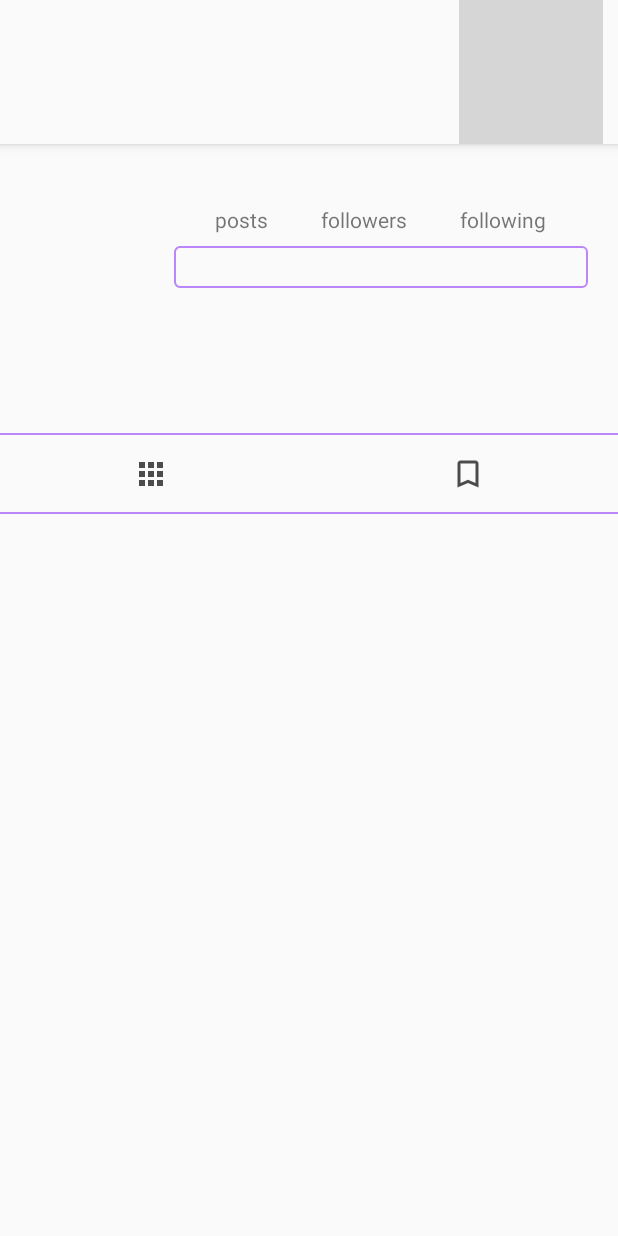
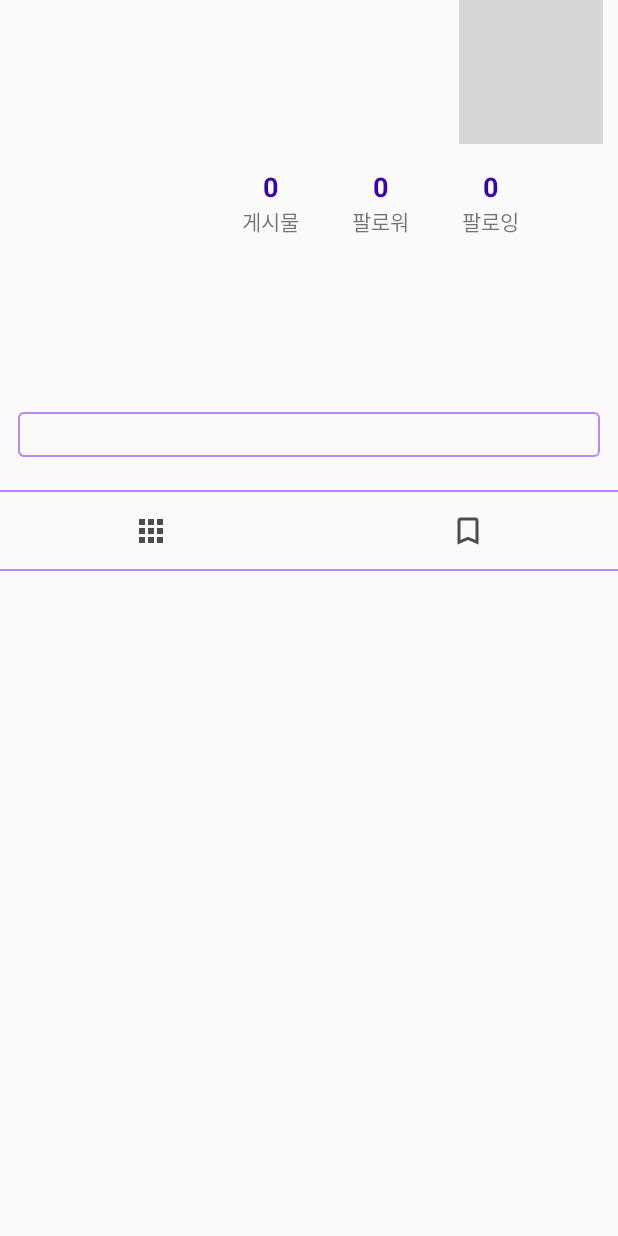
Before and after one commit to ahn871004/imoim, an Android app: the layout fragment_profile.xml on its own in the app's theme, with its tools: preview values and no code run, on a phone screen of 412 x 824 dp. Run offline under Robolectric (Android 15) with nearby library versions, the phone set to English and light mode, and no system bars; grey boxes are pictures that could not be loaded.

Commit message:
revise layout,text style,,

```diff
--- a/app/src/main/AndroidManifest.xml
+++ b/app/src/main/AndroidManifest.xml
@@ -4,6 +4,8 @@
 
     <uses-permission android:name="android.permission.WRITE_EXTERNAL_STORAGE" />
     <uses-permission android:name="android.permission.READ_EXTERNAL_STORAGE" />
+    <uses-permission android:name="android.permission.CAMERA"/>
+    <uses-feature android:name="android.hardware.camera" />
 
     <application
         android:allowBackup="true"
@@ -15,7 +17,7 @@
         android:usesCleartextTraffic="true">
         <activity android:name=".CommentsActivity"></activity>
         <activity android:name=".PostActivity" />
-        <activity android:name=".MainActivity" />
+        <activity android:name=".MainActivity" android:theme="@style/AppThemeNoActionBar"/>
         <activity
             android:name=".RegisterActivity"
             android:theme="@style/Theme.AppCompat.Light.NoActionBar" />
--- a/app/src/main/java/kr/co/ajsoft/imoim/Adapter/UserAdapter.java
+++ b/app/src/main/java/kr/co/ajsoft/imoim/Adapter/UserAdapter.java
@@ -120,7 +120,7 @@ public class UserAdapter extends RecyclerView.Adapter<UserAdapter.VH> {
         public VH(@NonNull View itemView) {
             super(itemView);
 
-            username=itemView.findViewById(R.id.userName);
+            username=itemView.findViewById(R.id.username);
             fullname=itemView.findViewById(R.id.fullname);
             imageProfile=itemView.findViewById(R.id.image_profile);
             btnFollow=itemView.findViewById(R.id.btn_follow);
--- a/app/src/main/java/kr/co/ajsoft/imoim/MainFragment/ProfileFragment.java
+++ b/app/src/main/java/kr/co/ajsoft/imoim/MainFragment/ProfileFragment.java
@@ -108,7 +108,7 @@ public class ProfileFragment extends Fragment {
         mysaves();
 
         if(profileid.equals(firebaseUser.getUid())){
-            editProfile.setText("Edit Profile");
+            editProfile.setText("프로필 수정");
 
         }else {
             checkFollow();
@@ -257,6 +257,7 @@ public class ProfileFragment extends Fragment {
         reference.addValueEventListener(new ValueEventListener() {
             @Override
             public void onDataChange(@NonNull DataSnapshot dataSnapshot) {
+
                 int i=0;
                 for(DataSnapshot snapshot : dataSnapshot.getChildren()){
                     Post post=snapshot.getValue(Post.class);
@@ -267,7 +268,9 @@ public class ProfileFragment extends Fragment {
 
                 }
 
+
                 posts.setText(""+i);
+
             }
 
             @Override
--- a/app/src/main/res/color/navi_select.xml
+++ b/app/src/main/res/color/navi_select.xml
@@ -1,6 +1,8 @@
 <?xml version="1.0" encoding="utf-8"?>
 <selector xmlns:android="http://schemas.android.com/apk/res/android">
 
+
+    <item android:color="@color/colorAccent" android:state_checked="false"/>
+
     <item android:color="@color/colorPrimary" android:state_checked="true"/>
-    <item android:color="@color/colorAccent" />
 </selector>
--- a/app/src/main/res/layout/fragment_profile.xml
+++ b/app/src/main/res/layout/fragment_profile.xml
@@ -5,12 +5,7 @@
     android:layout_height="match_parent"
     tools:context=".MainFragment.ProfileFragment">
 
-    <com.google.android.material.appbar.AppBarLayout
-        android:layout_width="match_parent"
-        android:layout_height="wrap_content"
-        android:background="?android:attr/windowBackground"
-        android:id="@+id/bar"
-        >
+
 
         <androidx.appcompat.widget.Toolbar
             android:layout_width="match_parent"
@@ -45,11 +40,11 @@
 
         </androidx.appcompat.widget.Toolbar>
 
-    </com.google.android.material.appbar.AppBarLayout>
+
     <ScrollView
         android:layout_width="match_parent"
         android:layout_height="wrap_content"
-        android:layout_below="@+id/bar">
+        android:layout_below="@+id/toolbar">
 
         <LinearLayout
             android:layout_width="match_parent"
@@ -92,13 +87,14 @@
                                 android:id="@+id/posts"
                                 android:textColor="@color/colorPrimaryDark"
                                 android:layout_gravity="center"
+                                android:text="0"
                                 android:textSize="18sp"
                                 android:textStyle="bold"/>
 
                             <TextView
                                 android:layout_width="wrap_content"
                                 android:layout_height="wrap_content"
-                                android:text="posts"/>
+                                android:text="게시물"/>
 
 
                         </LinearLayout>
@@ -116,12 +112,13 @@
                                 android:textColor="@color/colorPrimaryDark"
                                 android:layout_gravity="center"
                                 android:textSize="18sp"
+                                android:text="0"
                                 android:textStyle="bold"/>
 
                             <TextView
                                 android:layout_width="wrap_content"
                                 android:layout_height="wrap_content"
-                                android:text="followers"/>
+                                android:text="팔로워"/>
 
 
                         </LinearLayout>
@@ -138,26 +135,19 @@
                                 android:textColor="@color/colorPrimaryDark"
                                 android:layout_gravity="center"
                                 android:textSize="18sp"
+                                android:text="0"
                                 android:textStyle="bold"/>
 
                             <TextView
                                 android:layout_width="wrap_content"
                                 android:layout_height="wrap_content"
-                                android:text="following"/>
+                                android:text="팔로잉"/>
 
 
                         </LinearLayout>
 
 
                     </LinearLayout>
-
-                    <Button
-                        android:layout_width="match_parent"
-                        android:layout_height="wrap_content"
-                        android:layout_marginTop="8dp"
-                        android:id="@+id/edit_profile"
-                        android:background="@drawable/button_black"/>
-
 
 
                 </LinearLayout>
@@ -187,6 +177,12 @@
                     android:maxLines="5"
                     android:textColor="@color/colorPrimaryDark"/>
 
+                <Button
+                    android:layout_width="match_parent"
+                    android:layout_height="30dp"
+                    android:layout_marginTop="8dp"
+                    android:id="@+id/edit_profile"
+                    android:background="@drawable/button_black"/>
 
 
             </LinearLayout>
--- a/app/src/main/res/layout/user_item.xml
+++ b/app/src/main/res/layout/user_item.xml
@@ -21,7 +21,7 @@
         <TextView
             android:layout_width="wrap_content"
             android:layout_height="wrap_content"
-            android:id="@+id/userName"
+            android:id="@+id/username"
             android:maxLines="1"
             android:text="username"
             android:textStyle="bold"
```
Also changed, not shown: app/src/main/java/kr/co/ajsoft/imoim/MainActivity.java (+20 -4 lines), app/src/main/java/kr/co/ajsoft/imoim/MainFragment/HomeFragment.java (+20 -0 lines), app/src/main/res/drawable-anydpi/ic_floating_add.xml (added, +11 -0 lines), app/src/main/res/layout/activity_main.xml (+8 -3 lines), app/src/main/res/layout/fragment_home.xml (+16 -8 lines), app/src/main/res/menu/bottom_navi.xml (+7 -2 lines), app/src/main/res/drawable-hdpi/ic_floating_add.png (added), app/src/main/res/drawable-mdpi/ic_floating_add.png (added), app/src/main/res/drawable-xhdpi/ic_floating_add.png (added), app/src/main/res/drawable-xxhdpi/ic_floating_add.png (added).
